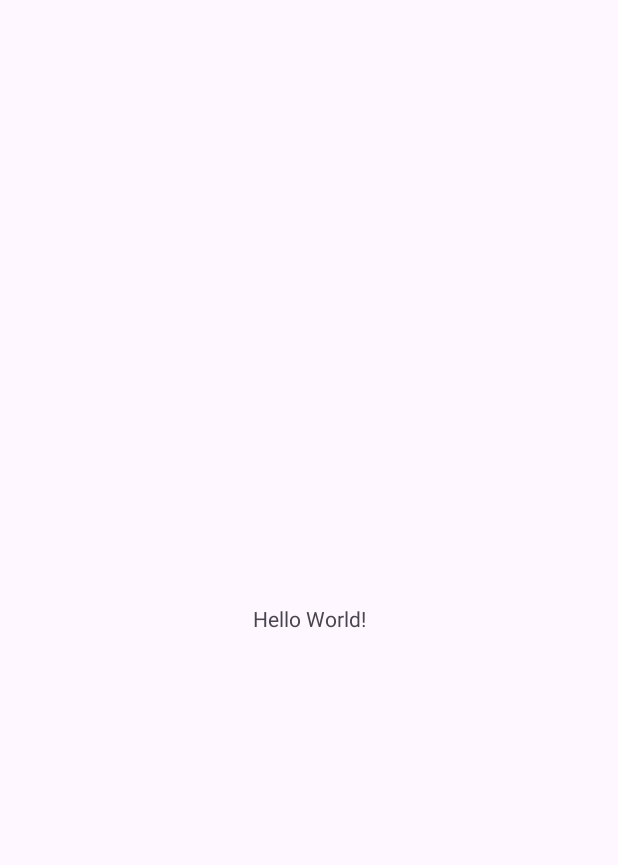
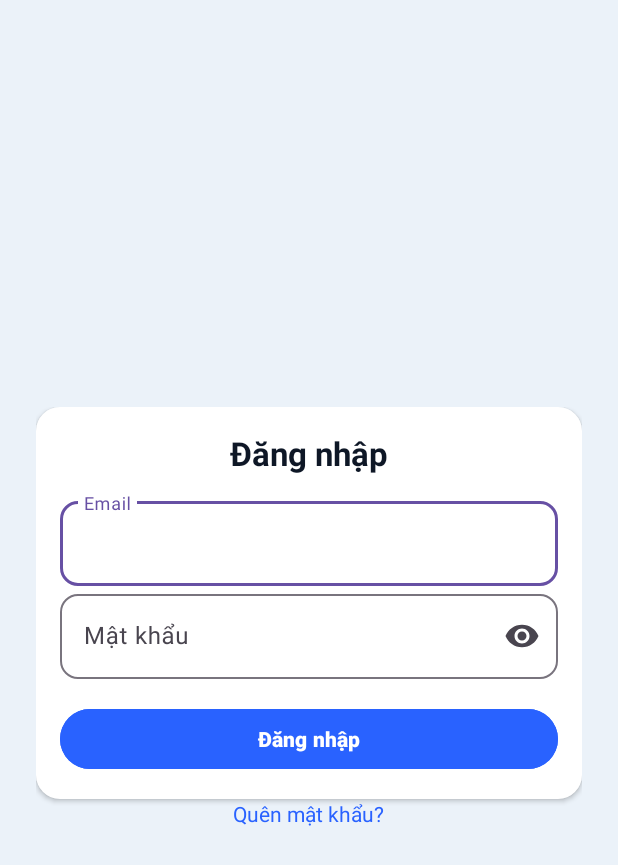
Before and after one commit to lanquybu/ScheduleManagemet, an Android app: the screen it shows after launch (MainActivity before the commit, LoginActivity after it), on a phone screen of 412 x 824 dp. Before the commit the part shown is almost empty. Shown: the top 865 px of the screen. Run offline under Robolectric (Android 15) with nearby library versions, the phone set to English and light mode, and no system bars; our stand-ins replace Firebase (no records; nobody signed in at launch, a user with empty details on screens opened directly); libraries missing offline, so code that uses them is left out: org.checkerframework.checker.

Commit message:
hoàn thành chức năng đăng nhập

```diff
--- /dev/null
+++ b/app/src/main/java/com/example/schedulemanagement/data/remote/FirebaseSource.java
@@ -0,0 +1,27 @@
+package com.example.schedulemanagement.data.remote;
+
+import com.google.firebase.auth.FirebaseAuth;
+import com.google.firebase.firestore.CollectionReference;
+import com.google.firebase.firestore.FirebaseFirestore;
+
+import com.example.schedulemanagement.core.AppConstants;
+
+import org.checkerframework.checker.units.qual.A;
+
+/**
+ * Lớp tập trung các "điểm truy cập" đến Firebase.
+ * Dễ thay thế/mock nếu cần test sau này.
+ */
+public class FirebaseSource {
+    public FirebaseAuth auth(){
+        return FirebaseAuth.getInstance();
+    }
+
+    public FirebaseFirestore db(){
+        return FirebaseFirestore.getInstance();
+    }
+
+    public CollectionReference users(){
+        return db().collection(AppConstants.USERS);
+    }
+}
--- a/app/src/main/java/com/example/schedulemanagement/MainActivity.java
+++ b/app/src/main/java/com/example/schedulemanagement/ui/home/MainActivity.java
@@ -1,4 +1,4 @@
-package com.example.schedulemanagement;
+package com.example.schedulemanagement.ui.home;
 
 import android.os.Bundle;
 
@@ -7,6 +7,8 @@ import androidx.appcompat.app.AppCompatActivity;
 import androidx.core.graphics.Insets;
 import androidx.core.view.ViewCompat;
 import androidx.core.view.WindowInsetsCompat;
+
+import com.example.schedulemanagement.R;
 
 public class MainActivity extends AppCompatActivity {
 
--- /dev/null
+++ b/app/src/main/java/com/example/schedulemanagement/ui/login/LoginActivity.java
@@ -0,0 +1,155 @@
+package com.example.schedulemanagement.ui.login;
+
+import android.content.Intent;
+import android.os.Bundle;
+import android.text.TextUtils;
+import android.view.View;
+import android.widget.Button;
+import android.widget.ProgressBar;
+import android.widget.TextView;
+import android.widget.Toast;
+
+import androidx.appcompat.app.AppCompatActivity;
+
+import com.example.schedulemanagement.R;
+import com.example.schedulemanagement.core.AppConstants;
+import com.example.schedulemanagement.ui.home.MainActivity;
+import com.example.schedulemanagement.data.model.UserProfile;
+import com.example.schedulemanagement.data.repository.AuthRepository;
+import com.example.schedulemanagement.util.EmailValidator;
+import com.google.android.material.textfield.TextInputEditText;
+import com.google.android.material.textfield.TextInputLayout;
+
+/**
+ * Màn hình đăng nhập cho sinh viên
+ * Validate rỗng và domain email sinh viên
+ * Gọi AuthRepository để đăng nhập
+ * TODO: chuyển sang màn hình Home sinh viên sau khi đăng nhập thành công
+ */
+public class LoginActivity extends AppCompatActivity {
+    private TextInputLayout tilEmail, tilPassword;
+    private TextInputEditText edtEmail, edtPassword;
+    private Button btnLogin;
+    private TextView tvForgot;
+    private ProgressBar progress;
+
+    private final AuthRepository authRepo = new AuthRepository();
+
+    @Override
+    protected void onCreate(Bundle savedInstanceState) {
+        super.onCreate(savedInstanceState);
+        setContentView(R.layout.activity_login);
+
+        tilEmail = findViewById(R.id.tilEmail);
+        tilPassword = findViewById(R.id.tilPassword);
+        edtEmail = findViewById(R.id.edtEmail);
+        edtPassword = findViewById(R.id.edtPassword);
+        btnLogin = findViewById(R.id.btnLogin);
+        tvForgot = findViewById(R.id.tvForgot);
+        progress = findViewById(R.id.progress);
+
+        btnLogin.setOnClickListener(v -> onLoginClicked());
+        tvForgot.setOnClickListener(v -> onForgotClicked());
+    }
+
+    private void onLoginClicked() {
+        clearError();
+
+        String email = val(edtEmail);
+        String pass = val(edtPassword);
+
+        // validate rỗng
+        if (TextUtils.isEmpty(email)) {
+            tilEmail.setError("Vui lòng nhập email");
+            return;
+        }
+        if (TextUtils.isEmpty(pass)) {
+            tilPassword.setError("Vui lòng nhập mật khẩu");
+            return;
+        }
+
+        // validate email sinh viên
+        if (!EmailValidator.isStudentEmail(email)) {
+            tilEmail.setError("Chỉ chấp nhận email sinh viên có đuôi " + AppConstants.STUDENT_DOMAIN);
+            return;
+        }
+
+        // gọi repository để đăng nhập
+        setLoading(true);
+        authRepo.signInStudent(email, pass, new AuthRepository.ResultCallback<UserProfile>() {
+            @Override
+            public void onSuccess(UserProfile data) {
+                setLoading(false);
+                Toast.makeText(LoginActivity.this, "Đăng nhập thành công", Toast.LENGTH_SHORT).show();
+                Intent intent = new Intent(LoginActivity.this, MainActivity.class);
+                intent.putExtra("studentName", data.fullName);
+                intent.putExtra("studentId", data.uid);
+                startActivity(intent);
+                finish();
+                // TODO: Điều hướng sang màn hình Home của sinh viên
+                // startActivity(new Intent(LoginActivity.this, HomeActivity.class));
+                // finish();
+            }
+
+            @Override
+            public void onError(String message) {
+                setLoading(false);
+                showError(message);
+            }
+        });
+    }
+
+    private void onForgotClicked() {
+        clearError();
+        String email = val(edtEmail);
+        if (TextUtils.isEmpty(email)) {
+            tilEmail.setError("Vui lòng nhập email");
+            return;
+        }
+        if (!EmailValidator.isStudentEmail(email)) {
+            tilEmail.setError("Chỉ gửi email cho sinh viên " + AppConstants.STUDENT_DOMAIN);
+            return;
+        }
+
+        setLoading(true);
+        authRepo.sendResetPassword(email, new AuthRepository.ResultCallback<Boolean>() {
+            @Override
+            public void onSuccess(Boolean ok) {
+                setLoading(false);
+                Toast.makeText(LoginActivity.this, "Gửi email thành công", Toast.LENGTH_SHORT).show();
+            }
+
+            @Override
+            public void onError(String message) {
+                setLoading(false);
+                showError(message);
+
+            }
+        });
+    }
+
+    private void setLoading(boolean loading) {
+        btnLogin.setEnabled(!loading);
+        progress.setVisibility(loading ? View.VISIBLE : View.GONE);
+    }
+
+    private void clearError() {
+        tilEmail.setError(null);
+        tilPassword.setError(null);
+    }
+
+    private void showError(String msg) {
+        // Ưu tiên gắn lỗi vào ô tương ứng nếu đoán được
+        if (msg != null && msg.toLowerCase().contains("email")) {
+            tilEmail.setError(msg);
+        } else if (msg != null && (msg.toLowerCase().contains("mật khẩu") || msg.toLowerCase().contains("password"))) {
+            tilPassword.setError(msg);
+        } else {
+            Toast.makeText(this, msg, Toast.LENGTH_SHORT).show();
+        }
+    }
+
+    private String val(TextInputEditText et) {
+        return et.getText() == null ? "" : et.getText().toString().trim();
+    }
+}
--- /dev/null
+++ b/app/src/main/res/drawable/bg_card_round.xml
@@ -0,0 +1,6 @@
+<?xml version="1.0" encoding="utf-8"?>
+<shape xmlns:android="http://schemas.android.com/apk/res/android">
+    <solid android:color="@android:color/white"/>
+    <corners android:radius="16dp"/>
+    <padding android:left="16dp" android:top="16dp" android:right="16dp" android:bottom="16dp"/>
+</shape>
--- /dev/null
+++ b/app/src/main/res/layout/activity_login.xml
@@ -0,0 +1,104 @@
+<?xml version="1.0" encoding="utf-8"?>
+<ScrollView xmlns:android="http://schemas.android.com/apk/res/android"
+    xmlns:app="http://schemas.android.com/apk/res-auto"
+    android:background="@color/screen_bg"
+    android:layout_width="match_parent"
+    android:layout_height="match_parent">
+
+    <LinearLayout
+        android:orientation="vertical"
+        android:layout_gravity="center_horizontal|center_vertical"
+        android:padding="24dp"
+        android:layout_width="match_parent"
+        android:layout_height="wrap_content">
+
+        <LinearLayout
+            android:layout_width="match_parent"
+            android:layout_height="wrap_content"
+            android:background="@drawable/bg_card_round"
+            android:padding="16dp"
+            android:elevation="2dp">
+
+            <LinearLayout
+                android:orientation="vertical"
+                android:gravity="center_horizontal"
+                android:layout_width="match_parent"
+                android:layout_height="wrap_content">
+
+            <TextView
+                android:id="@+id/tvTitle"
+                android:text="Đăng nhập"
+                android:textStyle="bold"
+                android:textColor="#0E1726"
+                android:textSize="22sp"
+                android:layout_width="wrap_content"
+                android:layout_height="wrap_content"
+                android:layout_marginBottom="12dp"
+                android:layout_gravity="center_horizontal"/>
+
+            <com.google.android.material.textfield.TextInputLayout
+                android:id="@+id/tilEmail"
+                app:boxBackgroundMode="outline"
+                app:boxCornerRadiusTopStart="12dp"
+                app:boxCornerRadiusTopEnd="12dp"
+                app:boxCornerRadiusBottomStart="12dp"
+                app:boxCornerRadiusBottomEnd="12dp"
+                android:layout_width="match_parent"
+                android:layout_height="match_parent">
+
+                <com.google.android.material.textfield.TextInputEditText
+                    android:id="@+id/edtEmail"
+                    android:hint="Email"
+                    android:inputType="textEmailAddress"
+                    android:layout_width="match_parent"
+                    android:layout_height="wrap_content"/>
+            </com.google.android.material.textfield.TextInputLayout>
+
+            <com.google.android.material.textfield.TextInputLayout
+                android:id="@+id/tilPassword"
+                app:boxBackgroundMode="outline"
+                app:endIconMode="password_toggle"
+                app:boxCornerRadiusTopStart="12dp"
+                app:boxCornerRadiusTopEnd="12dp"
+                app:boxCornerRadiusBottomStart="12dp"
+                app:boxCornerRadiusBottomEnd="12dp"
+                android:layout_width="match_parent"
+                android:layout_height="wrap_content">
+
+                <com.google.android.material.textfield.TextInputEditText
+                    android:id="@+id/edtPassword"
+                    android:hint="Mật khẩu"
+                    android:inputType="textPassword"
+                    android:layout_width="match_parent"
+                    android:layout_height="wrap_content"/>
+            </com.google.android.material.textfield.TextInputLayout>
+
+            <Button
+                android:id="@+id/btnLogin"
+                android:text="Đăng nhập"
+                android:layout_marginTop="16dp"
+                android:layout_width="match_parent"
+                android:layout_height="48dp"
+                android:backgroundTint="@color/primary_blue"
+                android:textAllCaps="false"
+                android:textStyle="bold"/>
+
+            <ProgressBar
+                android:id="@+id/progress"
+                android:visibility="gone"
+                android:layout_gravity="center_horizontal"
+                android:layout_marginTop="12dp"
+                android:layout_width="wrap_content"
+                android:layout_height="match_parent"/>
+        </LinearLayout>
+    </LinearLayout>
+
+    <TextView
+        android:id="@+id/tvForgot"
+        android:text="Quên mật khẩu?"
+        android:textColor="@color/primary_blue"
+        android:layout_width="wrap_content"
+        android:layout_height="wrap_content"
+        android:layout_gravity="center_horizontal"/>
+ </LinearLayout>
+</ScrollView>
--- a/app/src/main/res/layout/activity_main.xml
+++ b/app/src/main/res/layout/activity_main.xml
@@ -5,7 +5,7 @@
     android:id="@+id/main"
     android:layout_width="match_parent"
     android:layout_height="match_parent"
-    tools:context=".MainActivity">
+    tools:context=".ui.home.MainActivity">
 
     <TextView
         android:layout_width="wrap_content"
--- a/app/src/main/res/values/colors.xml
+++ b/app/src/main/res/values/colors.xml
@@ -2,4 +2,6 @@
 <resources>
     <color name="black">#FF000000</color>
     <color name="white">#FFFFFFFF</color>
+    <color name="screen_bg">#EBF2F9</color>
+    <color name="primary_blue">#2962FF</color>
 </resources>
--- a/build.gradle.kts
+++ b/build.gradle.kts
@@ -1,4 +1,5 @@
 // Top-level build file where you can add configuration options common to all sub-projects/modules.
 plugins {
     alias(libs.plugins.android.application) apply false
+    id("com.google.gms.google-services") version "4.4.3" apply false
 }
--- a/gradle/libs.versions.toml
+++ b/gradle/libs.versions.toml
@@ -1,5 +1,5 @@
 [versions]
-agp = "8.8.0"
+agp = "8.11.1"
 junit = "4.13.2"
 junitVersion = "1.3.0"
 espressoCore = "3.7.0"
@@ -7,6 +7,8 @@ appcompat = "1.7.1"
 material = "1.12.0"
 activity = "1.10.1"
 constraintlayout = "2.2.1"
+firebaseAuth = "24.0.1"
+firebaseFirestore = "26.0.0"
 
 [libraries]
 junit = { group = "junit", name = "junit", version.ref = "junit" }
@@ -16,6 +18,8 @@ appcompat = { group = "androidx.appcompat", name = "appcompat", version.ref = "a
 material = { group = "com.google.android.material", name = "material", version.ref = "material" }
 activity = { group = "androidx.activity", name = "activity", version.ref = "activity" }
 constraintlayout = { group = "androidx.constraintlayout", name = "constraintlayout", version.ref = "constraintlayout" }
+firebase-auth = { group = "com.google.firebase", name = "firebase-auth", version.ref = "firebaseAuth" }
+firebase-firestore = { group = "com.google.firebase", name = "firebase-firestore", version.ref = "firebaseFirestore" }
 
 [plugins]
 android-application = { id = "com.android.application", version.ref = "agp" }
```
Also changed, not shown: app/build.gradle.kts (+7 -0 lines), app/src/main/AndroidManifest.xml (+5 -2 lines), app/src/main/java/com/example/schedulemanagement/core/AppConstants.java (added, +16 -0 lines), app/src/main/java/com/example/schedulemanagement/data/model/UserProfile.java (added, +23 -0 lines), app/src/main/java/com/example/schedulemanagement/data/repository/AuthRepository.java (added, +90 -0 lines), app/src/main/java/com/example/schedulemanagement/util/EmailValidator.java (added, +18 -0 lines), gradle/wrapper/gradle-wrapper.properties.
